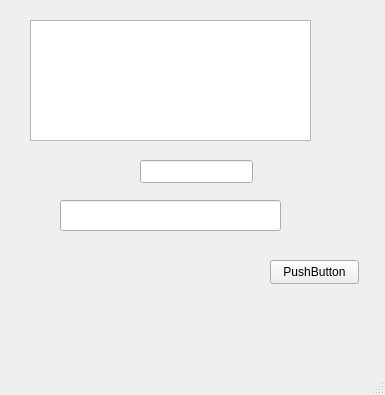
The window that mainwindow.ui (HK560/LL_1_Analyzer) describes before a commit, drawn with Qt 5.
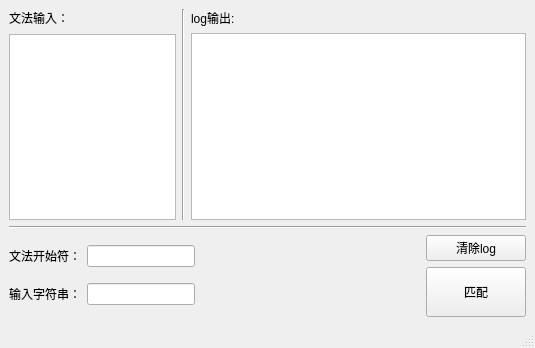
The same window after the commit.

Patch:
```diff
--- a/mainwindow.ui
+++ b/mainwindow.ui
@@ -6,57 +6,189 @@
    <rect>
     <x>0</x>
     <y>0</y>
-    <width>385</width>
-    <height>395</height>
+    <width>535</width>
+    <height>348</height>
    </rect>
   </property>
   <property name="windowTitle">
    <string>MainWindow</string>
   </property>
   <widget class="QWidget" name="centralwidget">
-   <widget class="QTextEdit" name="ruleEdit">
-    <property name="geometry">
-     <rect>
-      <x>30</x>
-      <y>20</y>
-      <width>281</width>
-      <height>121</height>
-     </rect>
-    </property>
-   </widget>
-   <widget class="QLineEdit" name="strEdit">
-    <property name="geometry">
-     <rect>
-      <x>60</x>
-      <y>200</y>
-      <width>221</width>
-      <height>31</height>
-     </rect>
-    </property>
-   </widget>
-   <widget class="QPushButton" name="resultBtn">
-    <property name="geometry">
-     <rect>
-      <x>270</x>
-      <y>260</y>
-      <width>89</width>
-      <height>24</height>
-     </rect>
-    </property>
-    <property name="text">
-     <string>PushButton</string>
-    </property>
-   </widget>
-   <widget class="QLineEdit" name="startSymbolEdit">
-    <property name="geometry">
-     <rect>
-      <x>140</x>
-      <y>160</y>
-      <width>113</width>
-      <height>23</height>
-     </rect>
-    </property>
-   </widget>
+   <layout class="QHBoxLayout" name="horizontalLayout_6">
+    <item>
+     <layout class="QVBoxLayout" name="verticalLayout_5">
+      <item>
+       <layout class="QHBoxLayout" name="horizontalLayout_2">
+        <item>
+         <layout class="QVBoxLayout" name="verticalLayout_2">
+          <property name="spacing">
+           <number>7</number>
+          </property>
+          <property name="sizeConstraint">
+           <enum>QLayout::SetMinimumSize</enum>
+          </property>
+          <property name="rightMargin">
+           <number>0</number>
+          </property>
+          <item>
+           <widget class="QLabel" name="label">
+            <property name="text">
+             <string>文法输入：</string>
+            </property>
+           </widget>
+          </item>
+          <item>
+           <widget class="QTextEdit" name="ruleEdit">
+            <property name="sizePolicy">
+             <sizepolicy hsizetype="Fixed" vsizetype="Expanding">
+              <horstretch>0</horstretch>
+              <verstretch>0</verstretch>
+             </sizepolicy>
+            </property>
+            <property name="maximumSize">
+             <size>
+              <width>167</width>
+              <height>16777215</height>
+             </size>
+            </property>
+           </widget>
+          </item>
+         </layout>
+        </item>
+        <item>
+         <widget class="Line" name="line_2">
+          <property name="orientation">
+           <enum>Qt::Vertical</enum>
+          </property>
+         </widget>
+        </item>
+        <item>
+         <layout class="QVBoxLayout" name="verticalLayout">
+          <property name="sizeConstraint">
+           <enum>QLayout::SetMaximumSize</enum>
+          </property>
+          <item>
+           <layout class="QHBoxLayout" name="horizontalLayout">
+            <item>
+             <widget class="QLabel" name="label_4">
+              <property name="text">
+               <string>log输出:</string>
+              </property>
+             </widget>
+            </item>
+           </layout>
+          </item>
+          <item>
+           <widget class="QTextBrowser" name="logtextBrowser">
+            <property name="sizePolicy">
+             <sizepolicy hsizetype="Expanding" vsizetype="Expanding">
+              <horstretch>0</horstretch>
+              <verstretch>0</verstretch>
+             </sizepolicy>
+            </property>
+           </widget>
+          </item>
+         </layout>
+        </item>
+       </layout>
+      </item>
+      <item>
+       <widget class="Line" name="line">
+        <property name="orientation">
+         <enum>Qt::Horizontal</enum>
+        </property>
+       </widget>
+      </item>
+      <item>
+       <layout class="QHBoxLayout" name="horizontalLayout_5">
+        <item>
+         <layout class="QVBoxLayout" name="verticalLayout_4">
+          <item>
+           <layout class="QHBoxLayout" name="horizontalLayout_3">
+            <item>
+             <widget class="QLabel" name="label_2">
+              <property name="text">
+               <string>文法开始符：</string>
+              </property>
+             </widget>
+            </item>
+            <item>
+             <widget class="QLineEdit" name="startSymbolEdit">
+              <property name="sizePolicy">
+               <sizepolicy hsizetype="Fixed" vsizetype="Fixed">
+                <horstretch>0</horstretch>
+                <verstretch>0</verstretch>
+               </sizepolicy>
+              </property>
+             </widget>
+            </item>
+           </layout>
+          </item>
+          <item>
+           <layout class="QHBoxLayout" name="horizontalLayout_4">
+            <item>
+             <widget class="QLabel" name="label_3">
+              <property name="text">
+               <string>输入字符串：</string>
+              </property>
+             </widget>
+            </item>
+            <item>
+             <widget class="QLineEdit" name="strEdit">
+              <property name="sizePolicy">
+               <sizepolicy hsizetype="Fixed" vsizetype="Fixed">
+                <horstretch>0</horstretch>
+                <verstretch>0</verstretch>
+               </sizepolicy>
+              </property>
+             </widget>
+            </item>
+           </layout>
+          </item>
+         </layout>
+        </item>
+        <item>
+         <spacer name="horizontalSpacer_2">
+          <property name="orientation">
+           <enum>Qt::Horizontal</enum>
+          </property>
+          <property name="sizeHint" stdset="0">
+           <size>
+            <width>40</width>
+            <height>20</height>
+           </size>
+          </property>
+         </spacer>
+        </item>
+        <item>
+         <layout class="QVBoxLayout" name="verticalLayout_3">
+          <item>
+           <widget class="QPushButton" name="clearBtn">
+            <property name="text">
+             <string>清除log</string>
+            </property>
+           </widget>
+          </item>
+          <item>
+           <widget class="QPushButton" name="resultBtn">
+            <property name="minimumSize">
+             <size>
+              <width>100</width>
+              <height>50</height>
+             </size>
+            </property>
+            <property name="text">
+             <string>匹配</string>
+            </property>
+           </widget>
+          </item>
+         </layout>
+        </item>
+       </layout>
+      </item>
+     </layout>
+    </item>
+   </layout>
   </widget>
   <widget class="QMenuBar" name="menubar">
    <property name="geometry">
```
Left out of the diff: 6 changed lines with no effect on the pictures.
